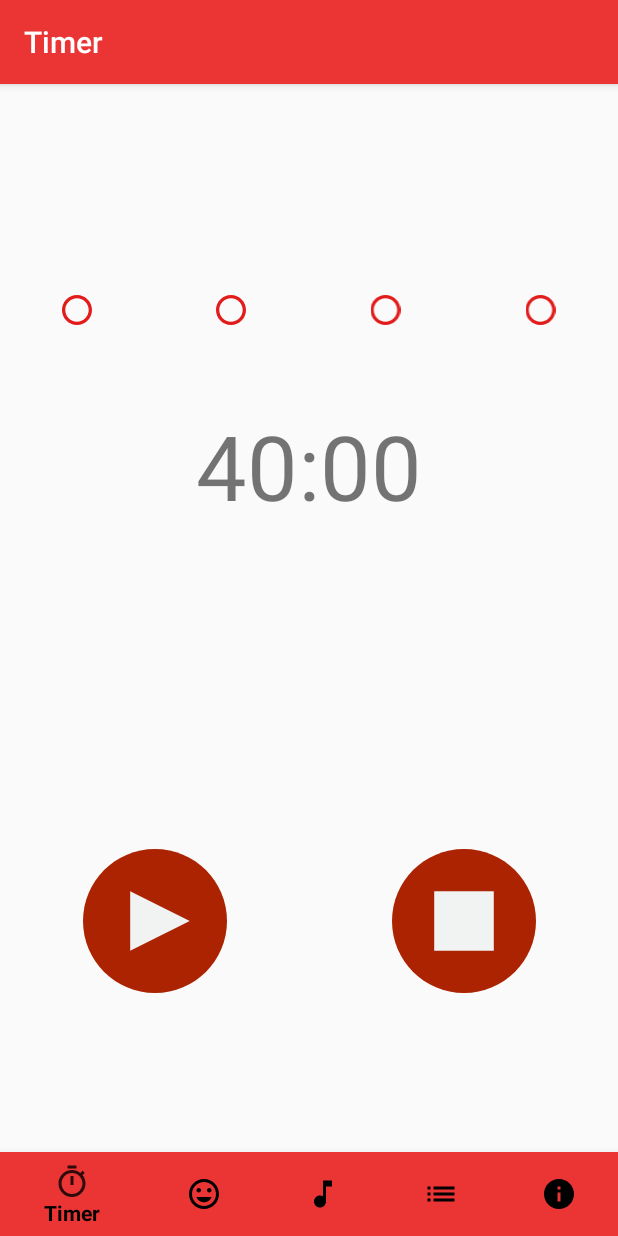
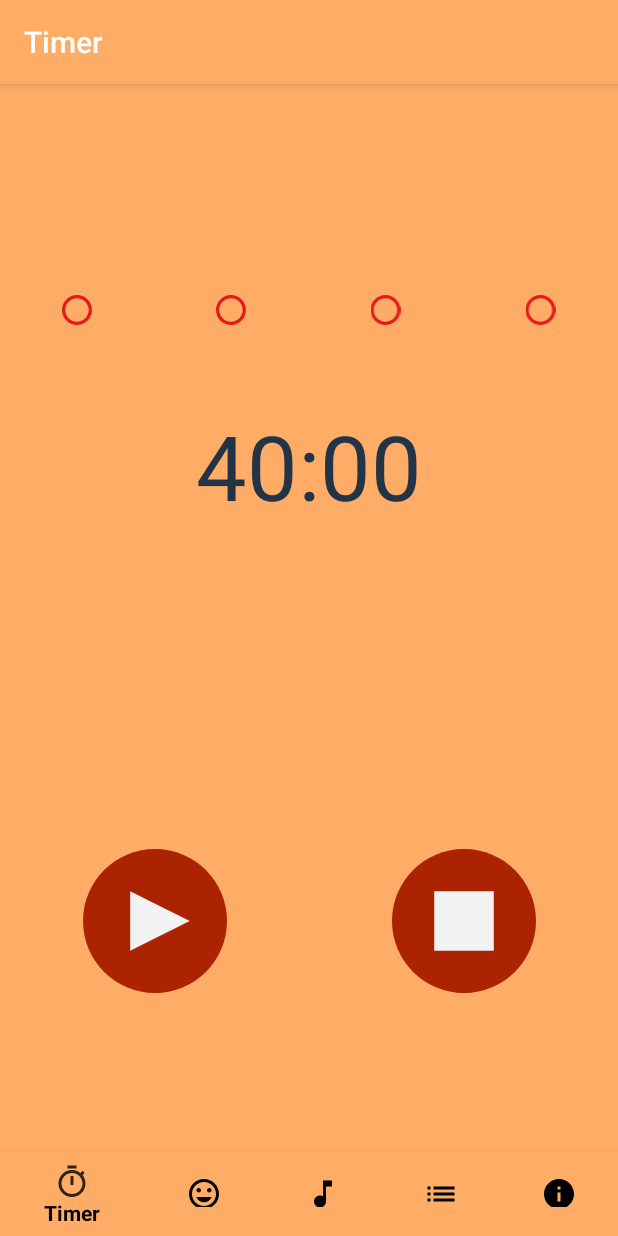
Before and after one commit to mateuszroganowicz/BProductive, an Android app: the screen it shows after launch (MainActivity), on a phone screen of 412 x 824 dp. Run offline under Robolectric (Android 15) with nearby library versions, the phone set to English and light mode, and no system bars; our stand-ins replace navigation-ui.

Commit message:
Mood change FINALLY working. Theme design to be implemented. Happy/Sad themes working. Added Util class

```diff
--- a/app/src/main/java/com/example/bproductive3/MainActivity.java
+++ b/app/src/main/java/com/example/bproductive3/MainActivity.java
@@ -1,7 +1,13 @@
 package com.example.bproductive3;
 
+import android.app.Activity;
 import android.os.Bundle;
+import android.view.View;
+import android.widget.Button;
+import android.widget.ImageButton;
+import android.widget.Toast;
 
+import com.example.bproductive3.ui.mood.MoodFragment;
 import com.google.android.material.bottomnavigation.BottomNavigationView;
 
 import androidx.appcompat.app.AppCompatActivity;
@@ -10,21 +16,19 @@ import androidx.navigation.Navigation;
 import androidx.navigation.ui.AppBarConfiguration;
 import androidx.navigation.ui.NavigationUI;
 
-public class MainActivity extends AppCompatActivity {
+public class MainActivity extends AppCompatActivity
+{
+    @Override
+    protected void onCreate(Bundle savedInstanceState)
+    {
+        super.onCreate(savedInstanceState);
+        Util.onActivityCreateSetTheme(this);
+        setContentView(R.layout.activity_main);
 
-    @Override
-    protected void onCreate(Bundle savedInstanceState) {
-        super.onCreate(savedInstanceState);
-        setContentView(R.layout.activity_main);
         BottomNavigationView navView = findViewById(R.id.nav_view);
-        // Passing each menu ID as a set of Ids because each
-        // menu should be considered as top level destinations.
-        AppBarConfiguration appBarConfiguration = new AppBarConfiguration.Builder(
-                R.id.navigation_timer, R.id.navigation_mood, R.id.navigation_music, R.id.navigation_todolist, R.id.navigation_appinfo)
-                .build();
+        AppBarConfiguration appBarConfiguration = new AppBarConfiguration.Builder(R.id.navigation_timer, R.id.navigation_mood, R.id.navigation_music, R.id.navigation_todolist, R.id.navigation_appinfo).build();
         NavController navController = Navigation.findNavController(this, R.id.nav_host_fragment);
         NavigationUI.setupActionBarWithNavController(this, navController, appBarConfiguration);
         NavigationUI.setupWithNavController(navView, navController);
     }
-
 }
--- /dev/null
+++ b/app/src/main/java/com/example/bproductive3/Util.java
@@ -0,0 +1,33 @@
+package com.example.bproductive3;
+
+import android.app.Activity;
+import android.content.Intent;
+import android.view.View;
+
+public class Util
+{
+    private static int sTheme;
+    public final static int THEME_HAPPY = 0;
+    public final static int THEME_SAD = 1;
+
+    public static void changeToTheme(Activity activity, int theme)
+    {
+        sTheme = theme;
+        activity.finish();
+        activity.startActivity(new Intent(activity, activity.getClass()));
+    }
+
+    public static void onActivityCreateSetTheme(Activity activity)
+    {
+        switch (sTheme)
+        {
+            default:
+            case THEME_HAPPY:
+                activity.setTheme(R.style.ThemeAppHappy);
+                break;
+            case THEME_SAD:
+                activity.setTheme(R.style.ThemeAppSad);
+                break;
+        }
+    }
+}
--- a/app/src/main/java/com/example/bproductive3/ui/timer/TimerFragment.java
+++ b/app/src/main/java/com/example/bproductive3/ui/timer/TimerFragment.java
@@ -17,12 +17,10 @@ import androidx.fragment.app.Fragment;
 
 import com.example.bproductive3.R;
 
-
-
 public class TimerFragment extends Fragment  {
 
-    private final static long start_time = 6000; //In miliseconds
-    private final static long break_time = 16000; //In miliseconds
+    private final static long start_time = 6000; //In milliseconds
+    private final static long break_time = 16000; //In milliseconds
     private long timeInMs = start_time;
     private TextView textCountDown;
     private ImageButton ButtonStartPause;
@@ -31,7 +29,6 @@ public class TimerFragment extends Fragment  {
     private ImageView Circle1;
     private ImageView Circle2;
     private ImageView Circle3;
-
 
     private CountDownTimer countDownTimer;
     private boolean timerRun;
@@ -50,7 +47,6 @@ public class TimerFragment extends Fragment  {
         Circle1 = view.findViewById(R.id.circle_1);
         Circle2 = view.findViewById(R.id.circle_2);
         Circle3 = view.findViewById(R.id.circle_3);
-
 
         ButtonStartPause.setOnClickListener(new View.OnClickListener() {
             @Override
--- a/app/src/main/java/com/example/bproductive3/ui/timer/TimerViewModel.java
+++ b/app/src/main/java/com/example/bproductive3/ui/timer/TimerViewModel.java
@@ -8,12 +8,14 @@ public class TimerViewModel extends ViewModel {
 
     private MutableLiveData<String> mText;
 
-    public TimerViewModel() {
+    public TimerViewModel()
+    {
         mText = new MutableLiveData<>();
         mText.setValue("This is timer fragment");
     }
 
-    public LiveData<String> getText() {
+    public LiveData<String> getText()
+    {
         return mText;
     }
 }
--- a/app/src/main/res/values/styles.xml
+++ b/app/src/main/res/values/styles.xml
@@ -8,4 +8,15 @@
         <item name="colorAccent">@color/colorAccent</item>
     </style>
 
+    <style name="ThemeAppHappy" parent="Theme.AppCompat.Light.DarkActionBar">
+        <item name="android:background">#ffad66</item>
+        <item name="android:textColor">#243447</item>
+    </style>
+
+    <style name="ThemeAppSad" parent="Theme.AppCompat.Light.DarkActionBar">
+        <item name="android:background">#80b4bb</item>
+        <item name="android:textColor">#000000</item>
+    </style>
+
+
 </resources>
```
Also changed, not shown: app/src/main/java/com/example/bproductive3/ui/mood/MoodViewModel.java (+6 -4 lines).
